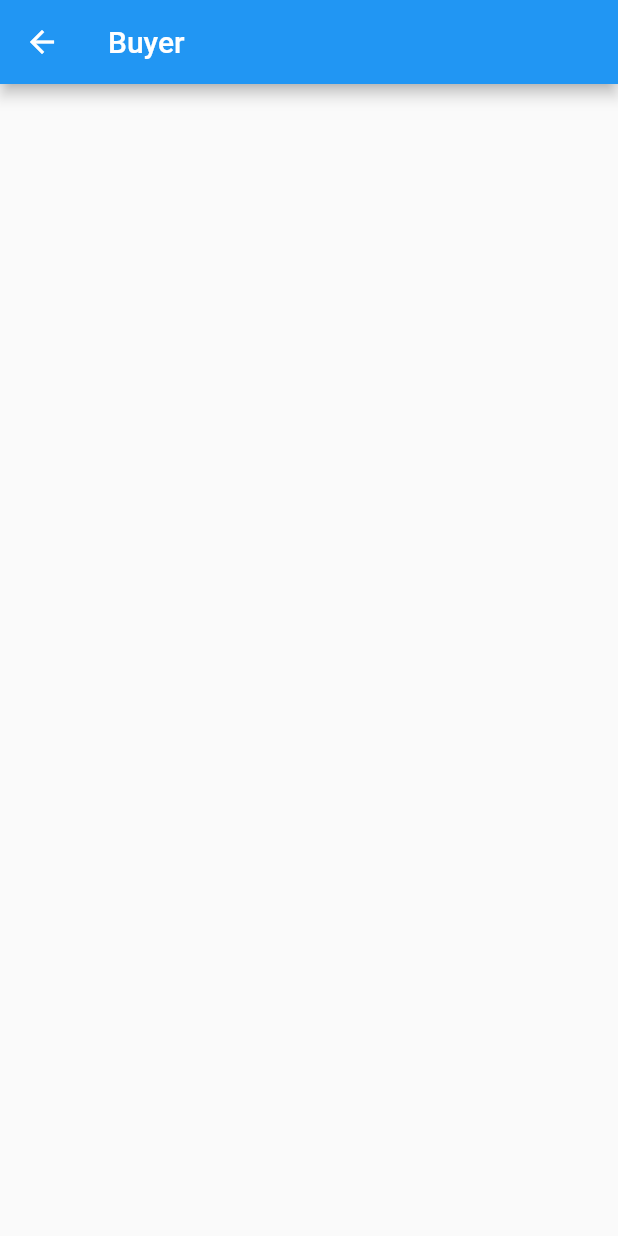
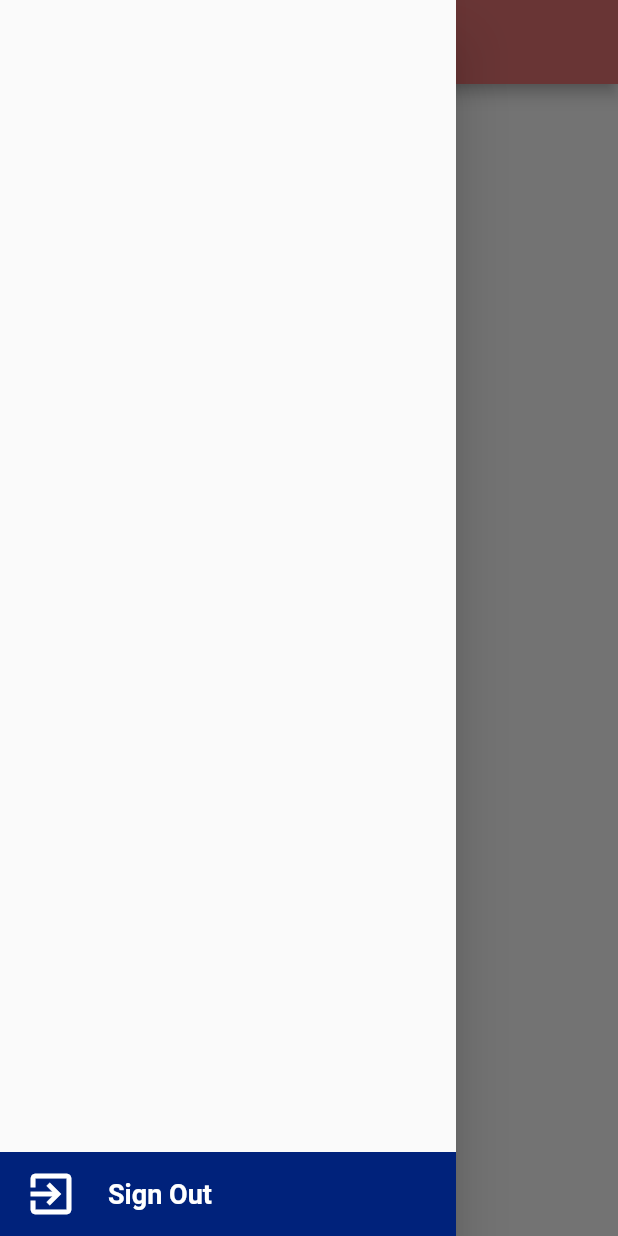
Before and after one commit to sabala1/shoppingOnline, a Flutter app: the BuyerService screen opened by its route, with the side drawer open (before the commit the screen has no drawer), on a phone screen of 412 x 824 dp. Run offline on Flutter 3.47's test engine with Material 2 defaults, Android fonts, the light colour scheme and no system bars; our stand-ins replace dio, geolocator, google_maps_flutter, image_picker, shared_preferences; accounts and stored records are empty.

Commit message:
Sign Out
ใช้งาน Drawer Menu, Site Menu และ Sign Out

```diff
--- a/lib/pages/buyer_ser.dart
+++ b/lib/pages/buyer_ser.dart
@@ -1,4 +1,9 @@
 import 'package:flutter/material.dart';
+import 'package:shared_preferences/shared_preferences.dart';
+import 'package:shoppingonline/universes/constant.dart';
+import 'package:shoppingonline/widgets/show_title.dart';
+
+import '../widgets/show_signout.dart';
 
 class BuyerService extends StatefulWidget {
   const BuyerService({Key? key}) : super(key: key);
@@ -12,7 +17,11 @@ class _BuyerServiceState extends State<BuyerService> {
   Widget build(BuildContext context) {
     return Scaffold(
       appBar: AppBar(
-        title: Text('Buyer'),
+        backgroundColor: MyConstant.primary,
+        title: const Text('Buyer'),
+      ),
+      drawer: Drawer(
+        child: ShowSignOut(),
       ),
     );
   }
--- a/lib/universes/constant.dart
+++ b/lib/universes/constant.dart
@@ -18,28 +18,40 @@ class MyConstant {
 
   //Color
   static Color primary = const Color(0xffe57373);
-  static Color dark = const Color(0xffaf4448);
-  static Color light = const Color(0xffffa4a2);
+  static Color pinkdark = const Color(0xffaf4448);
+  static Color pinklight = const Color(0xffffa4a2);
+  static Color bluedark = const Color(0xff00227b);
+  static Color bluelight = const Color(0xff3949ab);
 
   //Style
-  TextStyle t1Style() => TextStyle(
+  TextStyle p1Style() => TextStyle(
     fontSize: 24,
-    color: dark,
+    color: pinkdark,
     fontWeight: FontWeight.bold
   );
-  TextStyle t2Style() => TextStyle(
+  TextStyle p2Style() => TextStyle(
     fontSize: 18,
-    color: dark,
+    color: pinkdark,
     fontWeight: FontWeight.w700,
   );
-  TextStyle t3Style() => TextStyle(
+  TextStyle p2whiteStyle() => const TextStyle(
+    fontSize: 18,
+    color: Colors.white,
+    fontWeight: FontWeight.w700,
+  );
+  TextStyle p3Style() => TextStyle(
     fontSize: 14,
-    color: dark,
+    color: pinkdark,
+    fontWeight: FontWeight.normal
+  );
+    TextStyle p3whiteStyle() => const TextStyle(
+    fontSize: 14,
+    color: Colors.white,
     fontWeight: FontWeight.normal
   );
 
   ButtonStyle b1Style () => ElevatedButton.styleFrom(
-    primary: MyConstant.primary,
+    backgroundColor: MyConstant.primary,
       shape: RoundedRectangleBorder(
         borderRadius: BorderRadius.circular(10),
       ),
--- /dev/null
+++ b/lib/widgets/show_signout.dart
@@ -0,0 +1,38 @@
+import 'package:flutter/material.dart';
+import 'package:shared_preferences/shared_preferences.dart';
+import 'package:shoppingonline/widgets/show_title.dart';
+
+import '../universes/Constant.dart';
+
+class ShowSignOut extends StatelessWidget {
+  const ShowSignOut({super.key});
+
+  @override
+  Widget build(BuildContext context) {
+    return Column(
+      mainAxisAlignment: MainAxisAlignment.end,
+      children: [
+        ListTile(
+          onTap: () async {
+            SharedPreferences preferences =
+                await SharedPreferences.getInstance();
+            preferences.clear().then(
+                  (value) => Navigator.pushNamedAndRemoveUntil(
+                      context, MyConstant.routeAuthen, (route) => false),
+                );
+          },
+          tileColor: MyConstant.bluedark,
+          leading: const Icon(
+            Icons.exit_to_app,
+            size: 36,
+            color: Colors.white,
+          ),
+          title: ShowTitle(
+            title: 'Sign Out',
+            textStyle: MyConstant().p2whiteStyle(),
+          ),
+        ),
+      ],
+    );
+  }
+}
```
Also changed, not shown: lib/pages/authen.dart (+12 -12 lines), lib/pages/create_acc.dart (+27 -27 lines), lib/pages/rider_ser.dart (+8 -1 lines), lib/pages/seller_ser.dart (+8 -1 lines), lib/universes/dialog.dart (+5 -5 lines).
